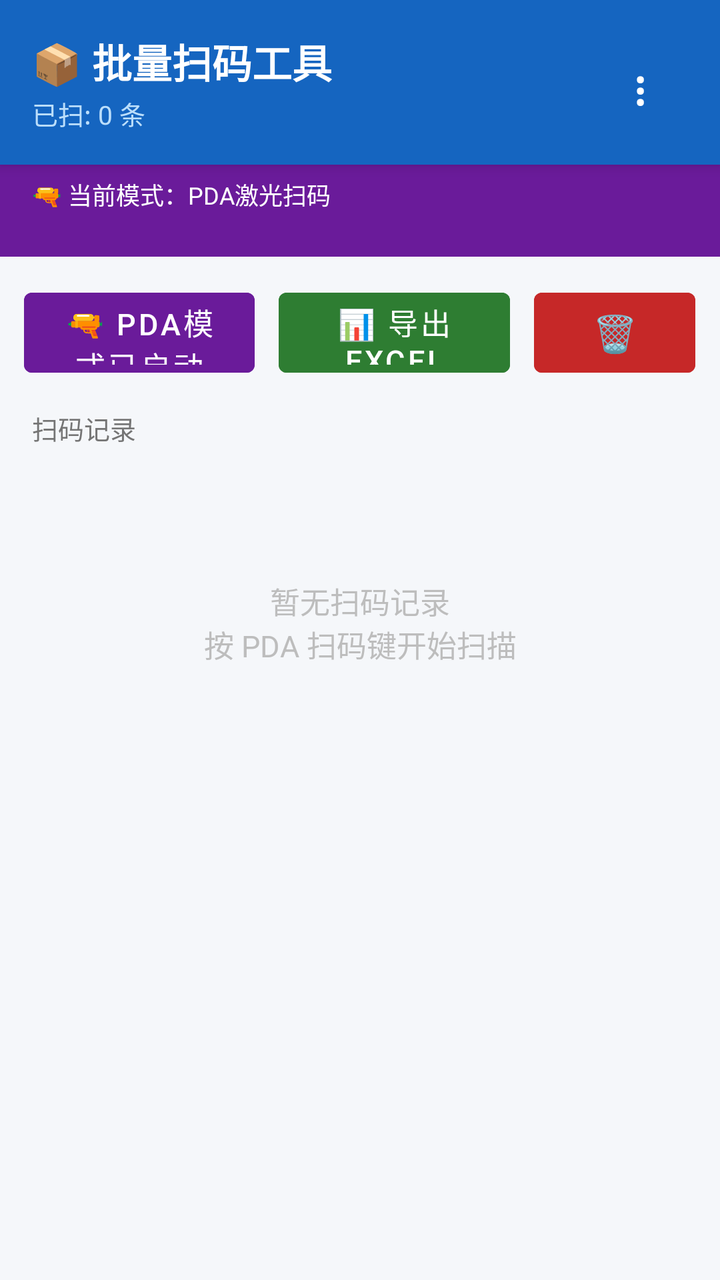
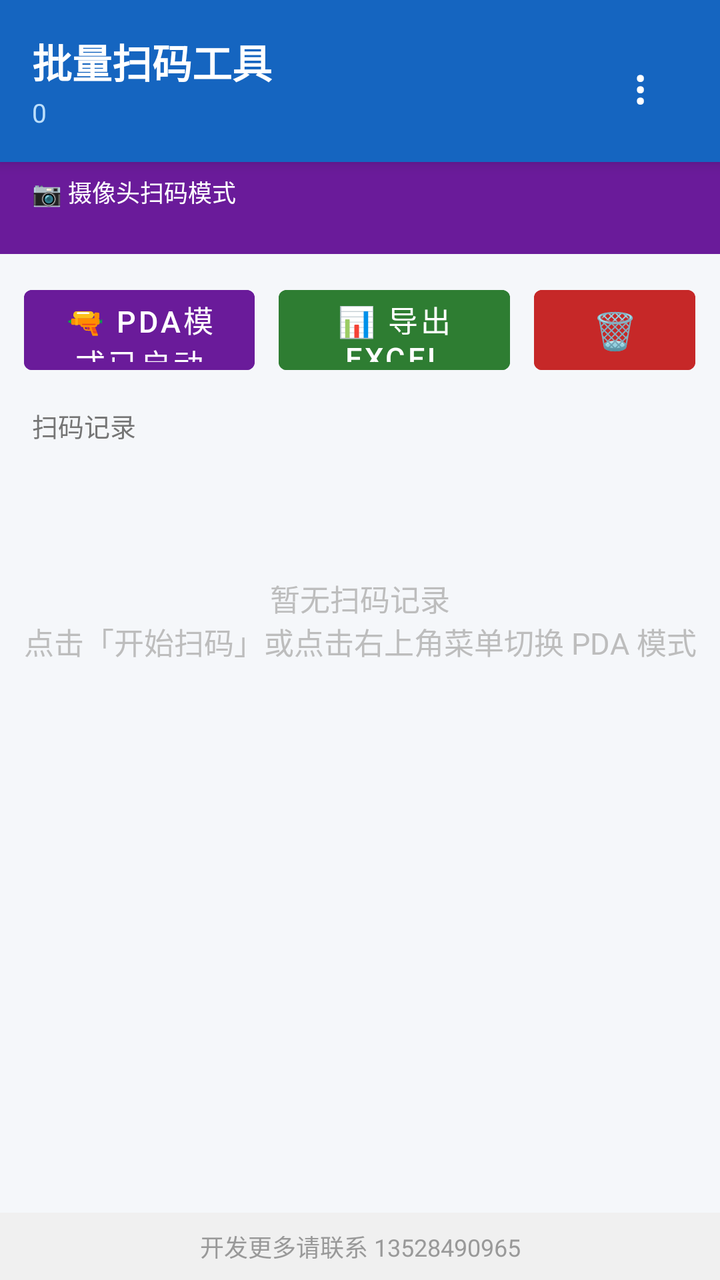

Compare the two renders of this Android layout. The source of the first and the diff that turns it into the second are given below.
<!-- AndroidManifest.xml: application theme Theme.QRScanner -->
<!-- res/layout/activity_main.xml -->
<?xml version="1.0" encoding="utf-8"?>
<androidx.constraintlayout.widget.ConstraintLayout
    xmlns:android="http://schemas.android.com/apk/res/android"
    xmlns:app="http://schemas.android.com/apk/res-auto"
    android:layout_width="match_parent"
    android:layout_height="match_parent"
    android:background="#F5F7FA">

    
    <RelativeLayout
        android:id="@+id/toolbar"
        android:layout_width="0dp"
        android:layout_height="wrap_content"
        android:background="#1565C0"
        android:paddingStart="16dp"
        android:paddingEnd="16dp"
        android:paddingTop="16dp"
        android:paddingBottom="16dp"
        android:elevation="4dp"
        app:layout_constraintTop_toTopOf="parent"
        app:layout_constraintStart_toStartOf="parent"
        app:layout_constraintEnd_toEndOf="parent">

        <LinearLayout
            android:layout_width="wrap_content"
            android:layout_height="wrap_content"
            android:layout_alignParentStart="true"
            android:orientation="vertical">

            <TextView
                android:layout_width="wrap_content"
                android:layout_height="wrap_content"
                android:text="📦 批量扫码工具"
                android:textColor="#FFFFFF"
                android:textSize="20sp"
                android:textStyle="bold" />

            <TextView
                android:id="@+id/tvCounter"
                android:layout_width="wrap_content"
                android:layout_height="wrap_content"
                android:text="已扫: 0 条"
                android:textColor="#BBDEFB"
                android:textSize="13sp"
                android:layout_marginTop="2dp" />
        </LinearLayout>

        <Button
            android:id="@+id/btnMenu"
            android:layout_width="48dp"
            android:layout_height="48dp"
            android:layout_alignParentEnd="true"
            android:layout_centerVertical="true"
            style="?android:attr/borderlessButtonStyle"
            android:text="⋮"
            android:textSize="24sp"
            android:textColor="#FFFFFF"
            android:contentDescription="菜单" />
    </RelativeLayout>

    
    <TextView
        android:id="@+id/tvModeBar"
        android:layout_width="0dp"
        android:layout_height="wrap_content"
        android:text="🔫 当前模式：PDA激光扫码"
        android:textSize="12sp"
        android:textColor="#FFFFFF"
        android:background="#6A1B9A"
        android:paddingStart="16dp"
        android:paddingEnd="16dp"
        android:paddingTop="6dp"
        android:paddingBottom="2dp"
        app:layout_constraintTop_toBottomOf="@id/toolbar"
        app:layout_constraintStart_toStartOf="parent"
        app:layout_constraintEnd_toEndOf="parent" />

    
    <TextView
        android:id="@+id/tvProjectName"
        android:layout_width="0dp"
        android:layout_height="wrap_content"
        android:text=""
        android:textSize="11sp"
        android:textColor="#E1BEE7"
        android:background="#6A1B9A"
        android:paddingStart="16dp"
        android:paddingEnd="16dp"
        android:paddingTop="0dp"
        android:paddingBottom="6dp"
        app:layout_constraintTop_toBottomOf="@id/tvModeBar"
        app:layout_constraintStart_toStartOf="parent"
        app:layout_constraintEnd_toEndOf="parent" />

    
    <LinearLayout
        android:id="@+id/btnLayout"
        android:layout_width="0dp"
        android:layout_height="wrap_content"
        android:orientation="horizontal"
        android:padding="12dp"
        android:gravity="center"
        app:layout_constraintTop_toBottomOf="@id/tvProjectName"
        app:layout_constraintStart_toStartOf="parent"
        app:layout_constraintEnd_toEndOf="parent">

        <Button
            android:id="@+id/btnScan"
            android:layout_width="0dp"
            android:layout_height="52dp"
            android:layout_weight="1"
            android:layout_marginEnd="6dp"
            android:text="🔫 PDA模式已启动"
            android:textSize="15sp"
            android:textColor="#FFFFFF"
            android:backgroundTint="#6A1B9A"
            android:stateListAnimator="@null" />

        <Button
            android:id="@+id/btnExport"
            android:layout_width="0dp"
            android:layout_height="52dp"
            android:layout_weight="1"
            android:layout_marginStart="6dp"
            android:layout_marginEnd="6dp"
            android:text="📊 导出Excel"
            android:textSize="15sp"
            android:textColor="#FFFFFF"
            android:backgroundTint="#2E7D32"
            android:enabled="false"
            android:stateListAnimator="@null" />

        <Button
            android:id="@+id/btnClear"
            android:layout_width="0dp"
            android:layout_height="52dp"
            android:layout_weight="0.7"
            android:layout_marginStart="6dp"
            android:text="🗑️"
            android:textSize="18sp"
            android:textColor="#FFFFFF"
            android:backgroundTint="#C62828"
            android:enabled="false"
            android:stateListAnimator="@null" />
    </LinearLayout>

    
    <TextView
        android:id="@+id/tvListTitle"
        android:layout_width="0dp"
        android:layout_height="wrap_content"
        android:text="扫码记录"
        android:textSize="13sp"
        android:textColor="#757575"
        android:paddingStart="16dp"
        android:paddingEnd="16dp"
        android:paddingBottom="6dp"
        app:layout_constraintTop_toBottomOf="@id/btnLayout"
        app:layout_constraintStart_toStartOf="parent"
        app:layout_constraintEnd_toEndOf="parent" />

    
    <TextView
        android:id="@+id/tvEmpty"
        android:layout_width="0dp"
        android:layout_height="wrap_content"
        android:text="暂无扫码记录\n按 PDA 扫码键开始扫描"
        android:textSize="15sp"
        android:textColor="#BDBDBD"
        android:gravity="center"
        android:paddingTop="60dp"
        android:visibility="visible"
        app:layout_constraintTop_toBottomOf="@id/tvListTitle"
        app:layout_constraintStart_toStartOf="parent"
        app:layout_constraintEnd_toEndOf="parent" />

    
    <androidx.recyclerview.widget.RecyclerView
        android:id="@+id/recyclerView"
        android:layout_width="0dp"
        android:layout_height="0dp"
        android:paddingStart="8dp"
        android:paddingEnd="8dp"
        android:paddingBottom="8dp"
        android:clipToPadding="false"
        app:layout_constraintTop_toBottomOf="@id/tvListTitle"
        app:layout_constraintBottom_toBottomOf="parent"
        app:layout_constraintStart_toStartOf="parent"
        app:layout_constraintEnd_toEndOf="parent" />

</androidx.constraintlayout.widget.ConstraintLayout>
<!-- resources referenced by this layout -->
<resources>
  <style name="Theme.QRScanner" parent="Theme.MaterialComponents.Light.NoActionBar">
          <item name="colorPrimary">#1565C0</item>
          <item name="colorPrimaryVariant">#0D47A1</item>
          <item name="colorOnPrimary">#FFFFFF</item>
          <item name="colorSecondary">#2E7D32</item>
          <item name="android:windowBackground">#F5F7FA</item>
      </style>
</resources>

<!-- the commit's change to res/layout/activity_main.xml (unified diff, before → after) -->
@@ -30,7 +30,7 @@
             <TextView
                 android:layout_width="wrap_content"
                 android:layout_height="wrap_content"
-                android:text="📦 批量扫码工具"
+                android:text="@string/app_name"
                 android:textColor="#FFFFFF"
                 android:textSize="20sp"
                 android:textStyle="bold" />
@@ -39,7 +39,7 @@
                 android:id="@+id/tvCounter"
                 android:layout_width="wrap_content"
                 android:layout_height="wrap_content"
-                android:text="已扫: 0 条"
+                android:text="0"
                 android:textColor="#BBDEFB"
                 android:textSize="13sp"
                 android:layout_marginTop="2dp" />
@@ -63,7 +63,7 @@
         android:id="@+id/tvModeBar"
         android:layout_width="0dp"
         android:layout_height="wrap_content"
-        android:text="🔫 当前模式：PDA激光扫码"
+        android:text="@string/mode_camera"
         android:textSize="12sp"
         android:textColor="#FFFFFF"
         android:background="#6A1B9A"
@@ -110,7 +110,7 @@
             android:layout_height="52dp"
             android:layout_weight="1"
             android:layout_marginEnd="6dp"
-            android:text="🔫 PDA模式已启动"
+            android:text="@string/scan_mode_pda"
             android:textSize="15sp"
             android:textColor="#FFFFFF"
             android:backgroundTint="#6A1B9A"
@@ -123,7 +123,7 @@
             android:layout_weight="1"
             android:layout_marginStart="6dp"
             android:layout_marginEnd="6dp"
-            android:text="📊 导出Excel"
+            android:text="@string/btn_export"
             android:textSize="15sp"
             android:textColor="#FFFFFF"
             android:backgroundTint="#2E7D32"
@@ -136,7 +136,7 @@
             android:layout_height="52dp"
             android:layout_weight="0.7"
             android:layout_marginStart="6dp"
-            android:text="🗑️"
+            android:text="@string/btn_clear"
             android:textSize="18sp"
             android:textColor="#FFFFFF"
             android:backgroundTint="#C62828"
@@ -149,7 +149,7 @@
         android:id="@+id/tvListTitle"
         android:layout_width="0dp"
         android:layout_height="wrap_content"
-        android:text="扫码记录"
+        android:text="@string/list_title"
         android:textSize="13sp"
         android:textColor="#757575"
         android:paddingStart="16dp"
@@ -164,7 +164,7 @@
         android:id="@+id/tvEmpty"
         android:layout_width="0dp"
         android:layout_height="wrap_content"
-        android:text="暂无扫码记录\n按 PDA 扫码键开始扫描"
+        android:text="@string/empty_hint"
         android:textSize="15sp"
         android:textColor="#BDBDBD"
         android:gravity="center"
@@ -181,9 +181,25 @@
         android:layout_height="0dp"
         android:paddingStart="8dp"
         android:paddingEnd="8dp"
-        android:paddingBottom="8dp"
+        android:paddingBottom="40dp"
         android:clipToPadding="false"
         app:layout_constraintTop_toBottomOf="@id/tvListTitle"
+        app:layout_constraintBottom_toTopOf="@id/tvContact"
+        app:layout_constraintStart_toStartOf="parent"
+        app:layout_constraintEnd_toEndOf="parent" />
+
+    
+    <TextView
+        android:id="@+id/tvContact"
+        android:layout_width="0dp"
+        android:layout_height="wrap_content"
+        android:text="@string/contact_develop"
+        android:textSize="12sp"
+        android:textColor="#999999"
+        android:gravity="center"
+        android:paddingTop="8dp"
+        android:paddingBottom="8dp"
+        android:background="#F0F0F0"
         app:layout_constraintBottom_toBottomOf="parent"
         app:layout_constraintStart_toStartOf="parent"
         app:layout_constraintEnd_toEndOf="parent" />
<!-- resource entries referenced after the edit -->
@@ -1,5 +1,13 @@
 <!-- resources referenced by this layout -->
 <resources>
+  <string name="app_name">批量扫码工具</string>
+  <string name="btn_clear">🗑️</string>
+  <string name="btn_export">📊 导出Excel</string>
+  <string name="contact_develop">开发更多请联系 13528490965</string>
+  <string name="empty_hint">暂无扫码记录\n点击「开始扫码」或点击右上角菜单切换 PDA 模式</string>
+  <string name="list_title">扫码记录</string>
+  <string name="mode_camera">📷 摄像头扫码模式</string>
+  <string name="scan_mode_pda">🔫 PDA模式已启动</string>
   <style name="Theme.QRScanner" parent="Theme.MaterialComponents.Light.NoActionBar">
           <item name="colorPrimary">#1565C0</item>
           <item name="colorPrimaryVariant">#0D47A1</item>
